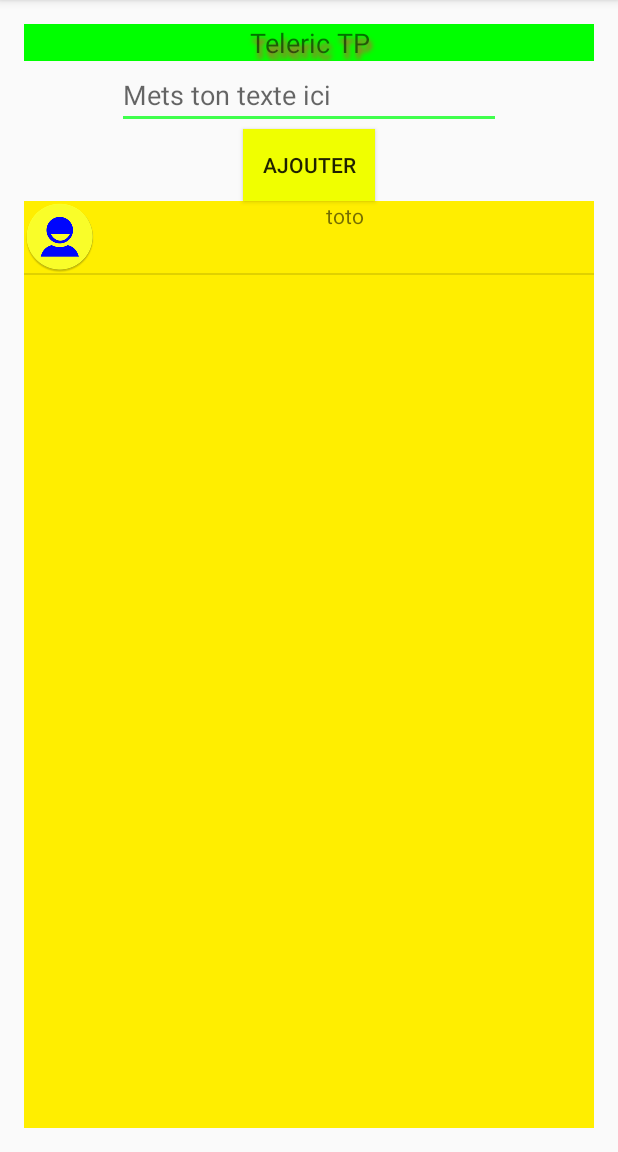
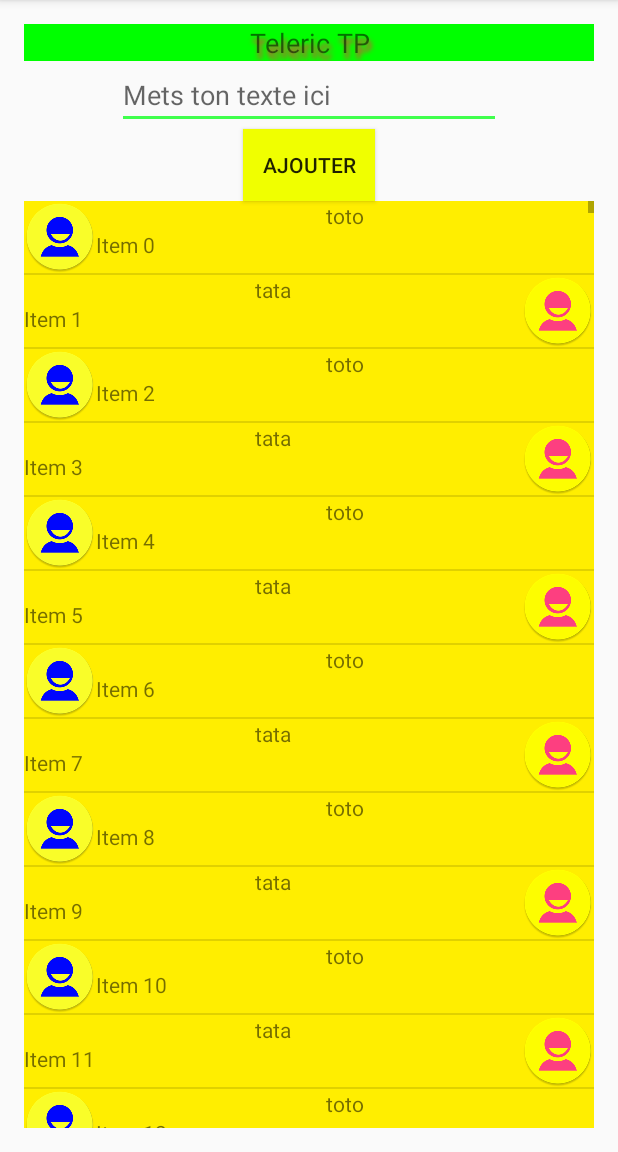
Before and after one commit to MathiasSeguy-Android2EE/MyApplicationTeleric, an Android app: the screen it shows after launch (MainActivity), after a tap on "AJOUTER", on a phone screen of 412 x 824 dp, the part 84-1236 px from its top. Run offline under Robolectric (Android 15) with nearby library versions, the phone set to English and light mode, and no system bars.

Commit message:
Adding the management of odd and even lines in the ListView using getViewTypeCount and getItemViewType

```diff
--- a/app/src/main/java/com/android2ee/formation/juilmmxvi/teleric/view/main/MainActivity.java
+++ b/app/src/main/java/com/android2ee/formation/juilmmxvi/teleric/view/main/MainActivity.java
@@ -17,7 +17,7 @@ import java.util.ArrayList;
 public class MainActivity extends MotherActivity {
     private static final String TAG = "MainActivity";
     /***********************************************************
-     *  Constant
+     * Constant
      **********************************************************/
     public static final String EDT = "EDT";
     public static final String RES = "RES";
@@ -58,12 +58,15 @@ public class MainActivity extends MotherActivity {
         edtMessage = (EditText) findViewById(R.id.edtMessage);
         btnAdd = (Button) findViewById(R.id.btnAdd);
         lsvResult = (ListView) findViewById(R.id.lsvResult);
-        if(savedInstanceState!=null){
-            humen =savedInstanceState.getParcelableArrayList(RES);
-        }else{
-            humen =new ArrayList<>();
+        if (savedInstanceState != null) {
+            humen = savedInstanceState.getParcelableArrayList(RES);
+        } else {
+            humen = new ArrayList<>();
+            for(int i=0;i<10000;i++){
+                humen.add(new Human("Item "+i,i));
+            }
         }
-        humanAdapter=new HumanAdapter(this, humen);
+        humanAdapter = new HumanAdapter(this, humen);
         lsvResult.setAdapter(humanAdapter);
         //implement the listeners
         btnAdd.setOnClickListener(new View.OnClickListener() {
@@ -79,7 +82,7 @@ public class MainActivity extends MotherActivity {
     protected void onSaveInstanceState(Bundle outState) {
         Log.d(TAG, "onSaveInstanceState() called with: " + "outState = [" + outState + "]");
         super.onSaveInstanceState(outState);
-        outState.putString(EDT,edtMessage.getText().toString());
+        outState.putString(EDT, edtMessage.getText().toString());
         outState.putParcelableArrayList(RES, humen);
     }
 
@@ -95,8 +98,8 @@ public class MainActivity extends MotherActivity {
 //        arrayAdapter.notifyDataSetChanged();
     }
     /***********************************************************
- *  Business Methods
- **********************************************************/
+     *  Business Methods
+     **********************************************************/
     /**
      * Add the message from the editText in the Result area
      */
@@ -106,7 +109,7 @@ public class MainActivity extends MotherActivity {
 //        messages.add(message);
 //        arrayAdapter.notifyDataSetChanged();
         //second
-        humanAdapter.add(new Human(message,humen.size()));
+        humanAdapter.add(new Human(message, humen.size()));
         edtMessage.setText("");
     }
 }
--- a/app/src/main/java/com/android2ee/formation/juilmmxvi/teleric/view/main/adapter/HumanAdapter.java
+++ b/app/src/main/java/com/android2ee/formation/juilmmxvi/teleric/view/main/adapter/HumanAdapter.java
@@ -77,7 +77,14 @@ public class HumanAdapter extends ArrayAdapter<Human> {
     @Override
     public View getView(int position, View convertView, ViewGroup parent) {
         //create the view
-        rowView=inflater.inflate(R.layout.human_even,parent,false);
+        rowView=convertView;
+        if(rowView==null){
+            if(getItemViewType(position)==0){
+                rowView=inflater.inflate(R.layout.human_even,parent,false);
+            }else{
+                rowView=inflater.inflate(R.layout.human_odd,parent,false);
+            }
+        }
         //update the view
         humanTemp=getItem(position);
         ((TextView)rowView.findViewById(R.id.txvName)).setText(humanTemp.getName());
@@ -86,4 +93,21 @@ public class HumanAdapter extends ArrayAdapter<Human> {
         //return it
         return rowView;
     }
+
+    /***********************************************************
+     *  Managing multiple layouts
+     **********************************************************/
+    @Override
+    public int getViewTypeCount() {
+        //how many pools I have in my convertView's pool
+        return 2;
+    }
+
+    @Override
+    public int getItemViewType(int position) {
+        //depending on the position return in which pool to pick the view
+        humanTemp=getItem(position);
+
+        return humanTemp.getName().equals("toto")?0:1;
+    }
 }
--- /dev/null
+++ b/app/src/main/res/layout/human_odd.xml
@@ -0,0 +1,28 @@
+<?xml version="1.0" encoding="utf-8"?>
+<LinearLayout xmlns:android="http://schemas.android.com/apk/res/android"
+			  android:layout_width="match_parent"
+			  android:layout_height="match_parent">
+
+	<LinearLayout
+		android:layout_width="wrap_content"
+		android:layout_height="wrap_content"
+		android:gravity="center"
+		android:layout_weight="1"
+		android:orientation="vertical">
+		<TextView
+			android:id="@+id/txvName"
+			android:layout_width="wrap_content"
+			android:layout_height="wrap_content"/>
+		<TextView
+			android:id="@+id/txvMessage"
+			android:layout_width="wrap_content"
+			android:layout_height="wrap_content"
+			android:layout_gravity="left"/>
+
+	</LinearLayout>
+	<ImageView
+		android:id="@+id/imvPicture"
+		android:layout_width="wrap_content"
+		android:layout_height="wrap_content"
+		android:layout_gravity="center"/>
+</LinearLayout>
```
